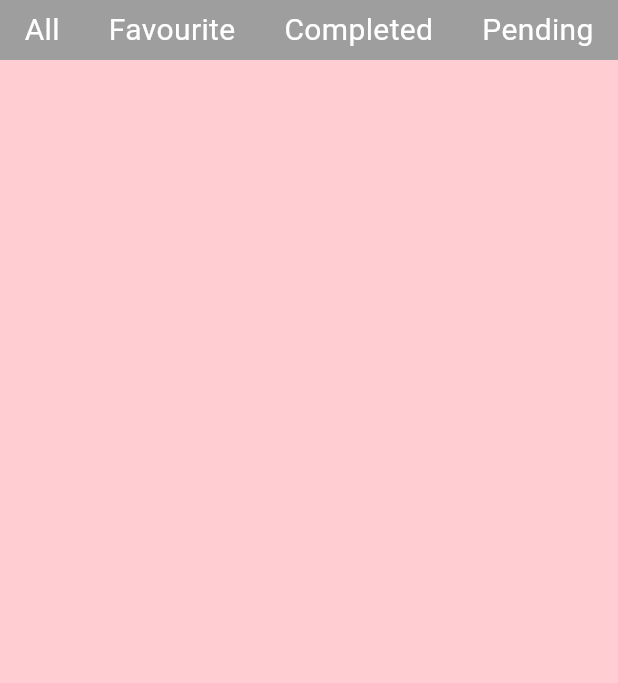
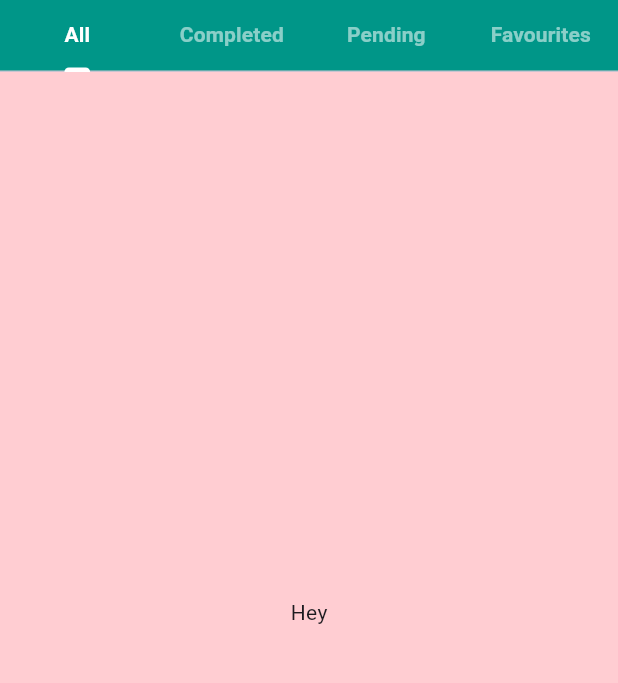
Before and after one commit to RaviBhatt01/Todo-List-App, a Flutter app: the screen it shows after launch, on a phone screen of 412 x 824 dp, the part 84-767 px from its top. Run offline on Flutter 3.47's test engine with Material 3 defaults, Android fonts, the phone set to English and light mode, and no system bars.

Commit message:
Added the working TabBar

```diff
--- a/lib/Pages/Homepage.dart
+++ b/lib/Pages/Homepage.dart
@@ -10,49 +10,10 @@ class homepage extends StatefulWidget {
 class _homepageState extends State<homepage> {
   @override
   Widget build(BuildContext context) {
-    return Scaffold(appBar: appBar(), body: buildContainer());
-  }
-
-  Column buildContainer() {
-    return Column(
-      children: [
-        Container(
-          height: 40,
-          decoration: BoxDecoration(color: Colors.grey),
-          child: Row(
-            mainAxisAlignment: MainAxisAlignment.spaceAround,
-            children: [
-              Text("All", style: TextStyle(color: Colors.white, fontSize: 20)),
-              Text(
-                "Favourite",
-                style: TextStyle(color: Colors.white, fontSize: 20),
-              ),
-              Text(
-                "Completed",
-                style: TextStyle(color: Colors.white, fontSize: 20),
-              ),
-              Text(
-                "Pending",
-                style: TextStyle(color: Colors.white, fontSize: 20),
-              ),
-            ],
-          ),
-        ),
-        Expanded(
-          child: PageView(
-            children: [
-              Container(color: Colors.red[100]),
-              Container(color: Colors.green[100]),
-              Container(color: Colors.blue[100]),
-            ],
-          ),
-        ),
-      ],
-    );
-  }
-
-  AppBar appBar() {
-    return AppBar(
+    return DefaultTabController(
+      length: 4,
+      child: Scaffold(
+        appBar: AppBar(
           backgroundColor: Colors.teal,
           title: Center(
             child: Text(
@@ -76,6 +37,47 @@ class _homepageState extends State<homepage> {
               color: Colors.white,
             ),
           ],
+          bottom: TabBar(
+            labelStyle: TextStyle(
+              fontSize: 14,
+              fontWeight: FontWeight.bold,
+              color: Colors.white,
+            ),
+            unselectedLabelStyle: TextStyle(
+              fontSize: 14,
+              fontWeight: FontWeight.bold,
+              color: Colors.white54,
+            ),
+            indicatorColor: Colors.white,
+            tabs: [
+              Tab(text: "All"),
+              Tab(text: "Completed"),
+              Tab(text: "Pending"),
+              Tab(text: "Favourites"),
+            ],
+          ),
+        ),
+        body: TabBarView(
+          children: [
+            Container(
+              color: Colors.red[100],
+              child: Center(child: Text('Hey')),
+            ),
+            Container(
+              color: Colors.grey[100],
+              child: Center(child: Text('Hey2')),
+            ),
+            Container(
+              color: Colors.blue[100],
+              child: Center(child: Text('Hey3')),
+            ),
+            Container(
+              color: Colors.green[100],
+              child: Center(child: Text('Hey4')),
+            ),
+          ],
+        ),
+      ),
     );
   }
 }
```
Lines whose indentation alone changed are shown as unchanged.
